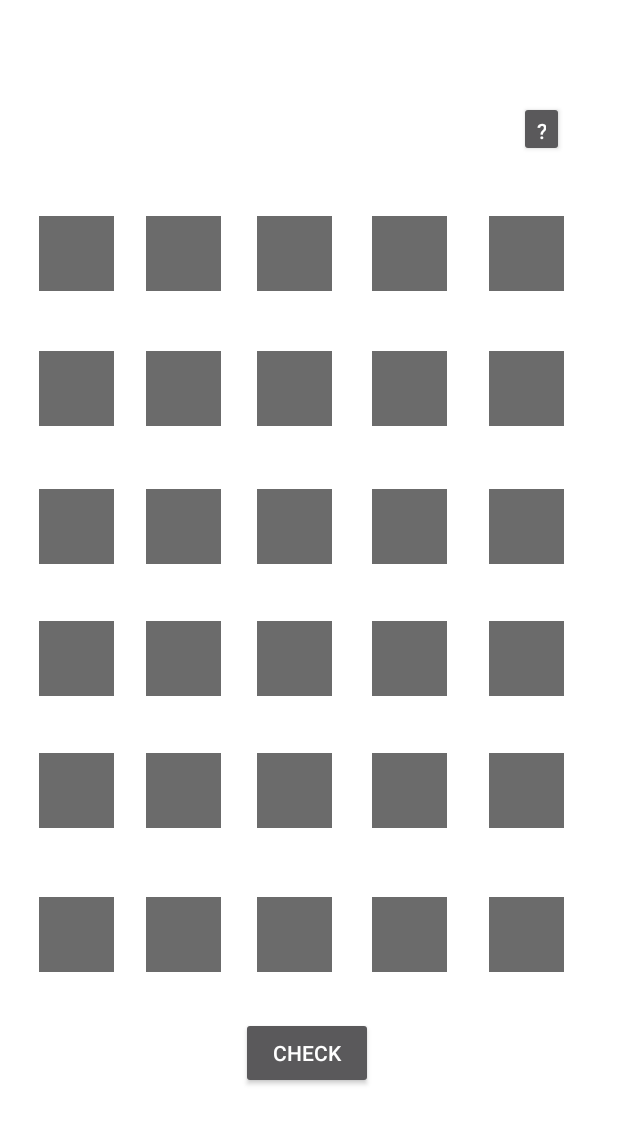
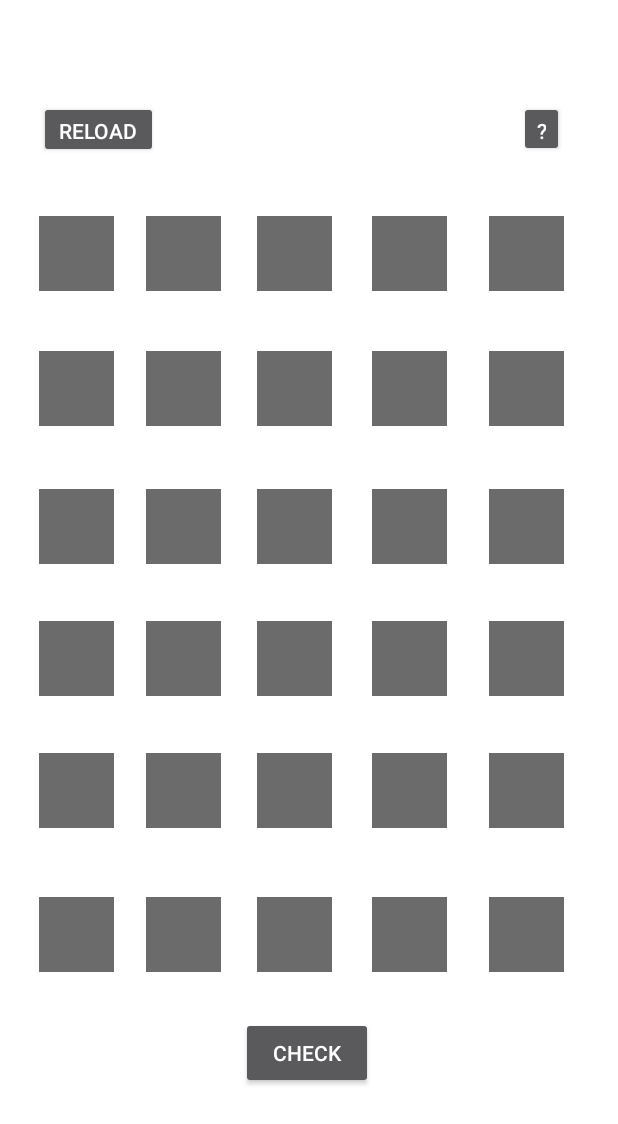
Before and after one commit to Anisx-D/Wordle-clone, an Android app: the screen it shows after launch (MainActivity), on a phone screen of 412 x 824 dp. Shown: the top 1124 px of the screen. Run offline under Robolectric (Android 15) with nearby library versions, the phone set to English and light mode, and no system bars; 3 statements that could not run were skipped.

Commit message:
Wordle clone app

```diff
--- a/app/src/main/java/com/example/myapplication/MainActivity.java
+++ b/app/src/main/java/com/example/myapplication/MainActivity.java
@@ -78,6 +78,7 @@ public class MainActivity<length> extends AppCompatActivity {
 
         Button x =findViewById(R.id.check);
         Button but5 = findViewById(R.id.help);
+        Button re = findViewById(R.id.reload);
 
 
 
@@ -119,9 +120,19 @@ public class MainActivity<length> extends AppCompatActivity {
                 startActivity(intent);
             }
         });
+        //
+        re.setOnClickListener(new View.OnClickListener() {
+
+                                  @Override
+                                  public void onClick(View view) {
+                                      finish();
+                                      startActivity(getIntent());
+                                  }
+                              });
 
 
-        //sound playing on input
+
+                //sound playing on input
         final MediaPlayer mp =MediaPlayer.create(this, R.raw.click);
 
 
--- a/app/src/main/res/layout/secondact.xml
+++ b/app/src/main/res/layout/secondact.xml
@@ -559,4 +559,16 @@
         app:layout_constraintTop_toTopOf="parent"
         app:layout_constraintVertical_bias="0.086" />
 
+    <Button
+        android:id="@+id/reload"
+        android:layout_width="79dp"
+        android:layout_height="38dp"
+        android:text="Reload"
+        app:layout_constraintBottom_toBottomOf="parent"
+        app:layout_constraintEnd_toEndOf="parent"
+        app:layout_constraintHorizontal_bias="0.078"
+        app:layout_constraintStart_toStartOf="parent"
+        app:layout_constraintTop_toTopOf="parent"
+        app:layout_constraintVertical_bias="0.086" />
+
 </androidx.constraintlayout.widget.ConstraintLayout>
```
Also changed, not shown: app/src/main/res/drawable-v24/reload.png (added).
